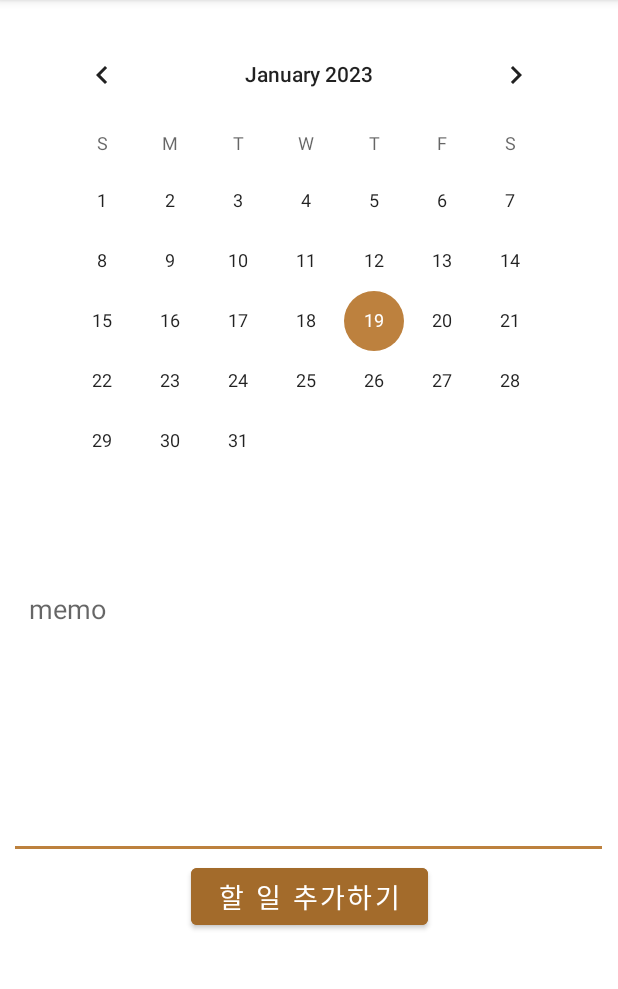
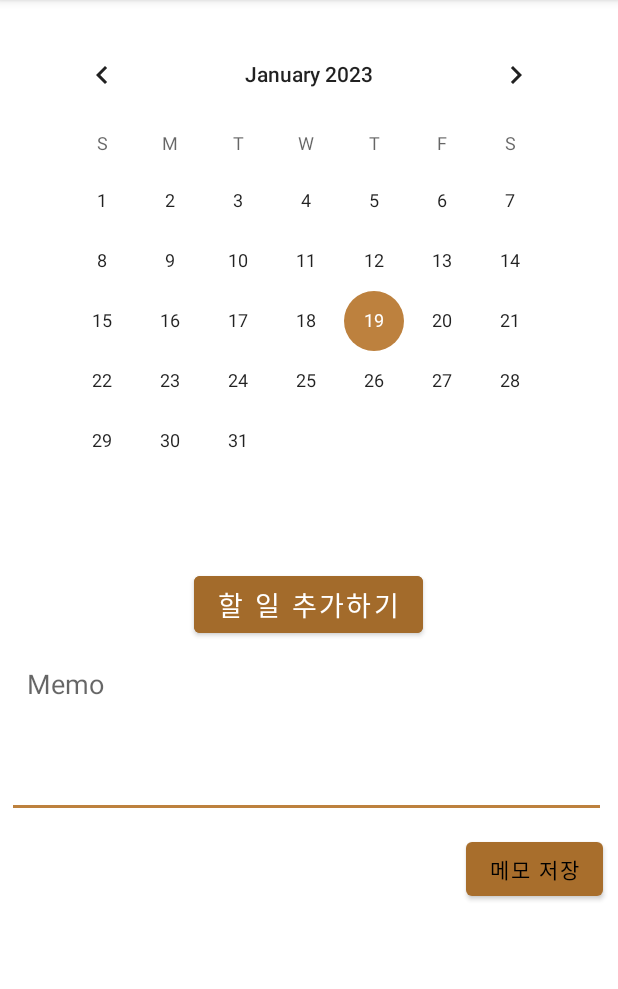
Before and after one commit to jung293441/GURU02, an Android app: the CalendarActivity screen opened directly, with no data from a screen before it, on a phone screen of 412 x 824 dp, the part 84-1073 px from its top. Run offline under Robolectric (Android 15) with nearby library versions, the phone set to English and light mode, and no system bars.

Commit message:
메모 DB

```diff
--- a/app/src/main/java/com/example/guru02/CalendarActivity.kt
+++ b/app/src/main/java/com/example/guru02/CalendarActivity.kt
@@ -2,21 +2,22 @@ package com.example.guru02
 
 import android.annotation.SuppressLint
 import android.content.Intent
-import androidx.appcompat.app.AppCompatActivity
+import android.content.SharedPreferences
 import android.os.Bundle
-import android.view.Menu
 import android.view.View
 import android.widget.Button
 import android.widget.CalendarView
 import android.widget.EditText
 import android.widget.TextView
-import org.w3c.dom.Text
+import androidx.appcompat.app.AppCompatActivity
+
 
 class CalendarActivity : AppCompatActivity() {
     lateinit var calendarView: CalendarView
     lateinit var calendarTextView: TextView
-        lateinit var plusBtn : Button
-        lateinit var editTextMemo : EditText
+    lateinit var plusBtn: Button
+    lateinit var editTextMemo: EditText
+    lateinit var editMemoButtion: Button
 
 
     @SuppressLint("MissingInflatedId")
@@ -25,10 +26,13 @@ class CalendarActivity : AppCompatActivity() {
         setContentView(R.layout.activity_calendar)
 
         // UI값 생성
-            calendarView=findViewById(R.id.calendarView)
-            calendarTextView=findViewById(R.id.calendarTextView)
+        calendarView = findViewById(R.id.calendarView)
+        calendarTextView = findViewById(R.id.calendarTextView)
         plusBtn = findViewById(R.id.plusBtn)
         editTextMemo = findViewById(R.id.editTextMemo)
+        editMemoButtion = findViewById(R.id.editMemoButtion)
+
+        loadData()
 
 
         calendarView.setOnDateChangeListener { view, year, month, dayOfMonth ->
@@ -41,12 +45,31 @@ class CalendarActivity : AppCompatActivity() {
         val intent = Intent(this, ToDoList::class.java)
         var plusBtn = findViewById<Button>(R.id.plusBtn)
 
-            plusBtn.setOnClickListener{
+        plusBtn.setOnClickListener {
             startActivity(intent)
 
         }
 
+        editMemoButtion.setOnClickListener{
+            saveData(editTextMemo.text.toString())
+            var intent = Intent(this, CalendarActivity::class.java)
+            intent.putExtra("memo", editTextMemo.text.toString())
+            startActivity(intent)
         }
 
+    }
+    private fun saveData(memo:String){
+        var pref = this.getPreferences(0)
+        var editor = pref.edit()
+
+        editor.putString("KEY_NAME", editTextMemo.text.toString()).apply()
 
     }
+    private fun loadData(){
+        var pref = this.getPreferences(0)
+        var name = pref.getString("KEY_NAME", "")
+
+        editTextMemo.setText(name.toString())
+    }
+
+}
--- a/app/src/main/res/layout/activity_calendar.xml
+++ b/app/src/main/res/layout/activity_calendar.xml
@@ -1,11 +1,11 @@
 <?xml version="1.0" encoding="utf-8"?>
 
-<androidx.constraintlayout.widget.ConstraintLayout xmlns:android="http://schemas.android.com/apk/res/android"
+<LinearLayout xmlns:android="http://schemas.android.com/apk/res/android"
     xmlns:app="http://schemas.android.com/apk/res-auto"
     xmlns:tools="http://schemas.android.com/tools"
     android:layout_width="match_parent"
     android:layout_height="wrap_content"
-    android:orientation="vertical" >
+    android:orientation="vertical">
 
     <CalendarView
         android:id="@+id/calendarView"
@@ -16,7 +16,7 @@
         android:layout_marginEnd="25dp"
         app:layout_constraintBottom_toTopOf="@+id/calendarTextView"
         app:layout_constraintEnd_toEndOf="parent"
-        app:layout_constraintHorizontal_bias="0.51"
+        app:layout_constraintHorizontal_bias="0.0"
         app:layout_constraintStart_toStartOf="parent"
         app:layout_constraintTop_toTopOf="parent" />
 
@@ -24,7 +24,8 @@
         android:id="@+id/calendarTextView"
         android:layout_width="396dp"
         android:layout_height="30dp"
-        android:layout_marginStart="8dp"
+        android:layout_gravity="center"
+        android:layout_marginStart="4dp"
         android:layout_marginEnd="8dp"
         android:gravity="center"
         android:textAppearance="@style/TextAppearance.AppCompat.Large"
@@ -35,33 +36,46 @@
 
     <Button
         android:id="@+id/plusBtn"
-        android:layout_width="158dp"
+        android:layout_width="wrap_content"
         android:layout_height="50dp"
+        android:layout_gravity="center"
+        android:layout_marginHorizontal="10dp"
         android:backgroundTint="#A36B2B"
         android:text="할 일 추가하기"
         android:textColor="#FFFFFF"
-        android:textSize="18sp"
-        app:layout_constraintBottom_toBottomOf="parent"
-        app:layout_constraintEnd_toEndOf="parent"
-        app:layout_constraintStart_toStartOf="parent"
-        app:layout_constraintTop_toBottomOf="@+id/editTextMemo" />
+        android:textSize="18sp" />
 
     <EditText
         android:id="@+id/editTextMemo"
         android:layout_width="399dp"
-        android:layout_height="189dp"
+        android:layout_height="112dp"
+        android:layout_gravity="center"
         android:layout_marginStart="14dp"
         android:layout_marginTop="5dp"
         android:layout_marginEnd="15dp"
         android:ems="10"
         android:gravity="start|top"
-        android:hint="  memo"
+        android:hint="  Memo"
         android:inputType="textMultiLine"
         app:layout_constraintBottom_toTopOf="@+id/plusBtn"
         app:layout_constraintEnd_toEndOf="parent"
-        app:layout_constraintHorizontal_bias="0.511"
+        app:layout_constraintHorizontal_bias="0.529"
         app:layout_constraintStart_toStartOf="parent"
         app:layout_constraintTop_toBottomOf="@+id/calendarTextView"
         tools:ignore="SpeakableTextPresentCheck" />
 
-</androidx.constraintlayout.widget.ConstraintLayout>
+    <LinearLayout
+        android:layout_width="match_parent"
+        android:layout_height="match_parent"
+        android:orientation="horizontal"
+        android:gravity="right">
+
+        <Button
+            android:id="@+id/editMemoButtion"
+            android:layout_width="wrap_content"
+            android:layout_height="wrap_content"
+            android:layout_margin="10dp"
+            android:text="메모 저장" />
+    </LinearLayout>
+
+</LinearLayout>
```
Lines whose indentation alone changed are shown as unchanged.
